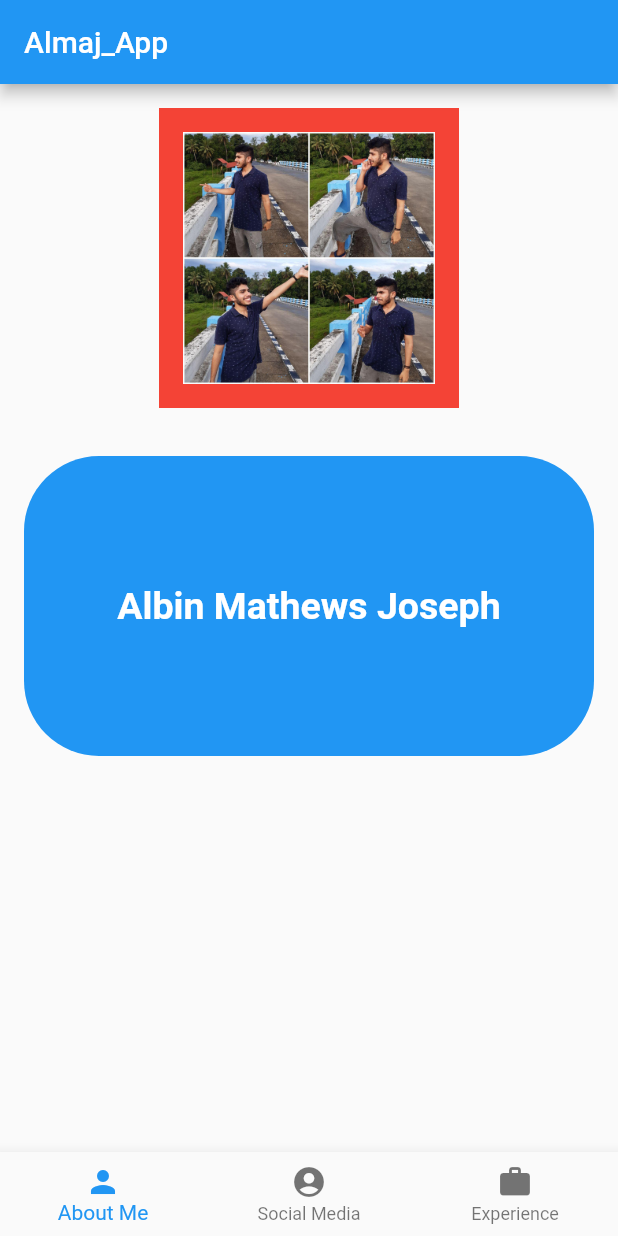
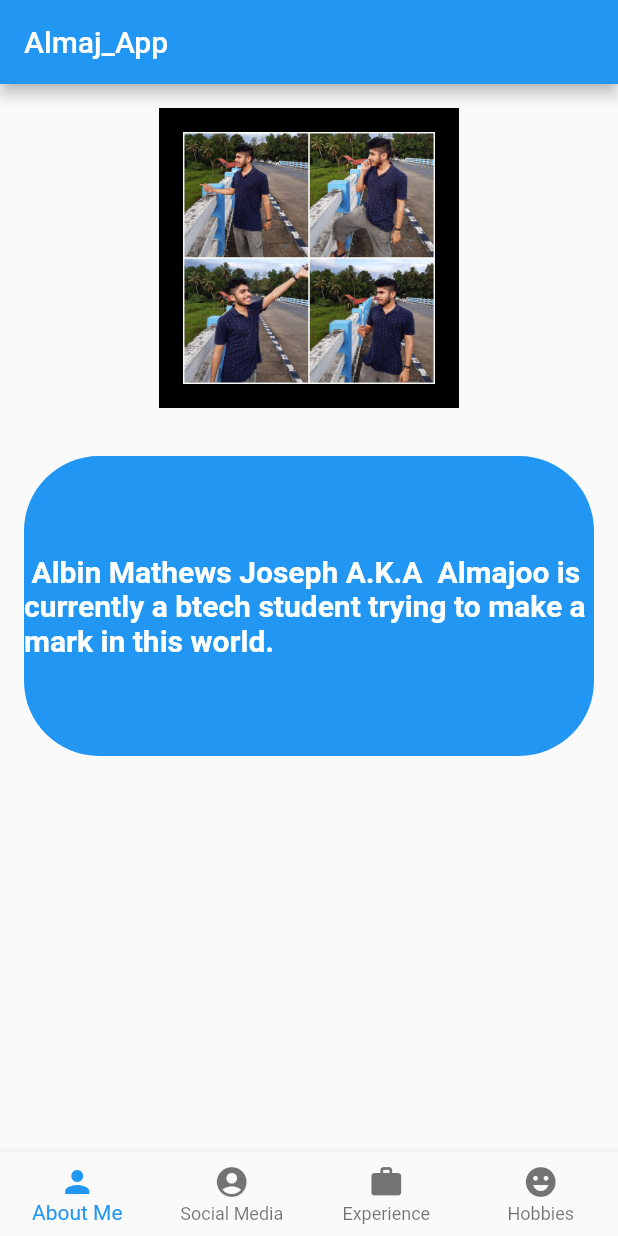
Before and after one commit to Almajoo/flutte-octo-enigma, a Flutter app: the screen it shows after launch, on a phone screen of 412 x 824 dp. Run offline on Flutter 3.47's test engine with Material 2 defaults, Android fonts, the phone set to English and light mode, and no system bars.

Commit message:
Fifth push

```diff
--- a/lib/main.dart
+++ b/lib/main.dart
@@ -15,7 +15,7 @@ class MyApp extends StatelessWidget {
             Container(
               margin: EdgeInsets.all(16),
               height: 200,
-              color: Colors.red,
+              color: Colors.black,
               padding: EdgeInsets.all(16),
               child: Image.asset("assets/images/me.jpg"),
             ),
@@ -24,10 +24,10 @@ class MyApp extends StatelessWidget {
               height: 200,
               child: Center(
                 child: Text(
-                  "Albin Mathews Joseph",
+                  " Albin Mathews Joseph A.K.A  Almajoo is currently a btech student trying to make a mark in this world.",
                   style: TextStyle(
                     color: Colors.white,
-                    fontSize: 25,
+                    fontSize: 20,
                     fontWeight: FontWeight.bold,
                   ),
                 ),
@@ -55,7 +55,11 @@ class MyApp extends StatelessWidget {
               icon: Icon(Icons.work),
               label: 'Experience',
             ),
-          ],
+            BottomNavigationBarItem(
+              icon: Icon(Icons.emoji_emotions),
+              label: 'Hobbies',
+            ),
+          ],type:BottomNavigationBarType.fixed
         ),
       ),
       debugShowCheckedModeBanner: false,
```
